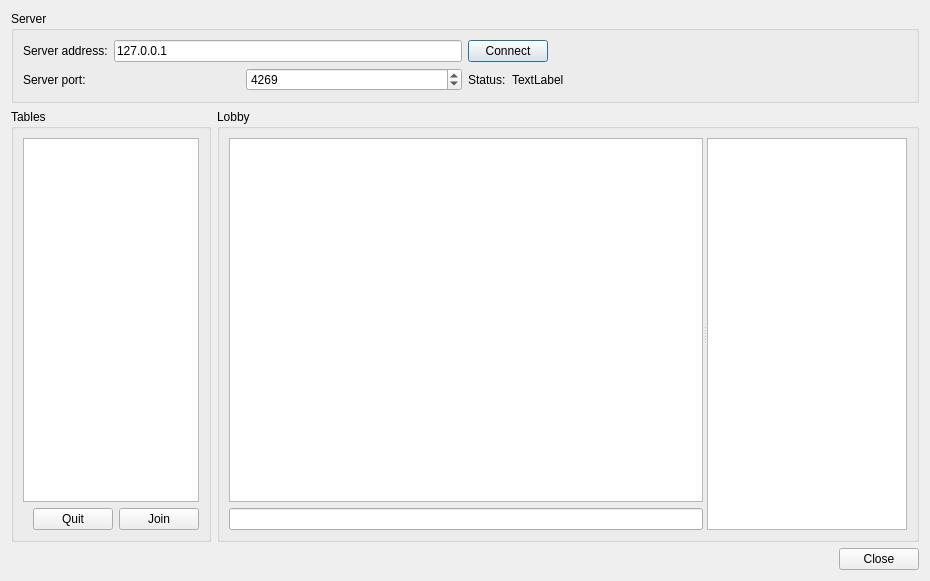
This is src/desktop/forms/LobbyUI.ui in arabine/icl as Qt 5 draws it before an edit. The edited form follows.
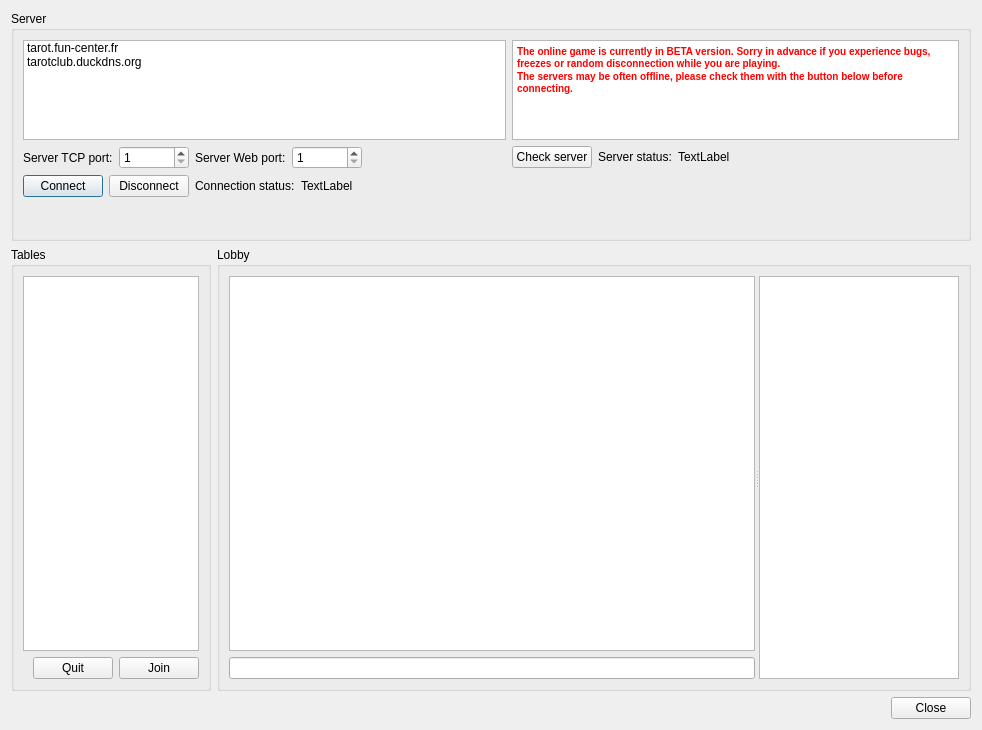
This is the edited form.

Commit message: New Lobby UI and check server button

```diff
--- a/src/desktop/forms/LobbyUI.ui
+++ b/src/desktop/forms/LobbyUI.ui
@@ -6,77 +6,126 @@
    <rect>
     <x>0</x>
     <y>0</y>
-    <width>930</width>
-    <height>581</height>
+    <width>982</width>
+    <height>730</height>
    </rect>
   </property>
   <property name="windowTitle">
    <string>Lobby</string>
   </property>
   <layout class="QGridLayout" name="gridLayout_4">
-   <item row="0" column="0" colspan="2">
+   <item row="0" column="0">
     <widget class="QGroupBox" name="groupBox">
-     <property name="title">
-      <string>Server</string>
+     <property name="enabled">
+      <bool>true</bool>
      </property>
-     <layout class="QGridLayout" name="gridLayout">
-      <item row="0" column="0">
-       <layout class="QVBoxLayout" name="verticalLayout_3">
-        <item>
-         <layout class="QHBoxLayout" name="horizontalLayout_5">
-          <item>
-           <widget class="QLabel" name="TextLabel2_2_2_2">
             <property name="sizePolicy">
-             <sizepolicy hsizetype="Minimum" vsizetype="Minimum">
+      <sizepolicy hsizetype="Preferred" vsizetype="Minimum">
               <horstretch>0</horstretch>
               <verstretch>0</verstretch>
              </sizepolicy>
             </property>
+     <property name="maximumSize">
+      <size>
+       <width>16777215</width>
+       <height>230</height>
+      </size>
+     </property>
+     <property name="title">
+      <string>Server</string>
+     </property>
+     <layout class="QGridLayout" name="gridLayout">
+      <item row="0" column="0">
+       <layout class="QVBoxLayout" name="verticalLayout_3">
+        <item>
+         <widget class="QListWidget" name="serverList">
+          <property name="minimumSize">
+           <size>
+            <width>0</width>
+            <height>100</height>
+           </size>
+          </property>
+          <property name="maximumSize">
+           <size>
+            <width>16777215</width>
+            <height>100</height>
+           </size>
+          </property>
+          <item>
             <property name="text">
-             <string>Server address:</string>
-            </property>
-           </widget>
+            <string>tarot.fun-center.fr</string>
+           </property>
           </item>
           <item>
-           <widget class="QLineEdit" name="serverAddress">
             <property name="text">
-             <string notr="true">127.0.0.1</string>
-            </property>
-            <property name="maxLength">
-             <number>32767</number>
-            </property>
-            <property name="cursorPosition">
-             <number>9</number>
-            </property>
-           </widget>
-          </item>
-         </layout>
-        </item>
+            <string>tarotclub.duckdns.org</string>
+           </property>
+          </item>
+         </widget>
+        </item>
         <item>
-         <layout class="QHBoxLayout" name="horizontalLayout_6">
+         <layout class="QHBoxLayout" name="horizontalLayout_5">
           <item>
            <widget class="QLabel" name="label">
             <property name="text">
-             <string>Server port:</string>
+             <string>Server TCP port:</string>
             </property>
            </widget>
           </item>
           <item>
-           <widget class="QSpinBox" name="serverPort">
+           <widget class="QSpinBox" name="gameTcpPort">
+            <property name="minimumSize">
+             <size>
+              <width>70</width>
+              <height>0</height>
+             </size>
+            </property>
+            <property name="minimum">
+             <number>1</number>
+            </property>
             <property name="maximum">
              <number>65535</number>
             </property>
-            <property name="value">
-             <number>4269</number>
+           </widget>
+          </item>
+          <item>
+           <widget class="QLabel" name="label_3">
+            <property name="text">
+             <string>Server Web port:</string>
             </property>
            </widget>
           </item>
-         </layout>
-        </item>
-       </layout>
-      </item>
-      <item row="0" column="1">
-       <layout class="QVBoxLayout" name="verticalLayout">
+          <item>
+           <widget class="QSpinBox" name="webTcpPort">
+            <property name="minimumSize">
+             <size>
+              <width>70</width>
+              <height>0</height>
+             </size>
+            </property>
+            <property name="minimum">
+             <number>1</number>
+            </property>
+            <property name="maximum">
+             <number>65535</number>
+            </property>
+           </widget>
+          </item>
+          <item>
+           <spacer name="horizontalSpacer_3">
+            <property name="orientation">
+             <enum>Qt::Horizontal</enum>
+            </property>
+            <property name="sizeHint" stdset="0">
+             <size>
+              <width>40</width>
+              <height>20</height>
+             </size>
+            </property>
+           </spacer>
+          </item>
+         </layout>
+        </item>
         <item>
          <layout class="QHBoxLayout" name="horizontalLayout">
           <item>
@@ -86,6 +135,27 @@
             </property>
            </widget>
           </item>
+          <item>
+           <widget class="QPushButton" name="disconnectButton">
+            <property name="text">
+             <string>Disconnect</string>
+            </property>
+           </widget>
+          </item>
+          <item>
+           <widget class="QLabel" name="label_2">
+            <property name="text">
+             <string>Connection status:</string>
+            </property>
+           </widget>
+          </item>
+          <item>
+           <widget class="QLabel" name="infoLabel">
+            <property name="text">
+             <string>TextLabel</string>
+            </property>
+           </widget>
+          </item>
           <item>
            <spacer name="horizontalSpacer">
             <property name="orientation">
@@ -102,23 +172,71 @@
          </layout>
         </item>
         <item>
+         <spacer name="verticalSpacer">
+          <property name="orientation">
+           <enum>Qt::Vertical</enum>
+          </property>
+          <property name="sizeHint" stdset="0">
+           <size>
+            <width>20</width>
+            <height>40</height>
+           </size>
+          </property>
+         </spacer>
+        </item>
+       </layout>
+      </item>
+      <item row="0" column="1">
+       <layout class="QVBoxLayout" name="verticalLayout">
+        <item>
+         <widget class="QTextBrowser" name="textBrowser">
+          <property name="minimumSize">
+           <size>
+            <width>400</width>
+            <height>0</height>
+           </size>
+          </property>
+          <property name="maximumSize">
+           <size>
+            <width>16777215</width>
+            <height>100</height>
+           </size>
+          </property>
+          <property name="html">
+           <string>&lt;!DOCTYPE HTML PUBLIC &quot;-//W3C//DTD HTML 4.0//EN&quot; &quot;http://www.w3.org/TR/REC-html40/strict.dtd&quot;&gt;
+&lt;html&gt;&lt;head&gt;&lt;meta name=&quot;qrichtext&quot; content=&quot;1&quot; /&gt;&lt;style type=&quot;text/css&quot;&gt;
+p, li { white-space: pre-wrap; }
+&lt;/style&gt;&lt;/head&gt;&lt;body style=&quot; font-family:'MS Shell Dlg 2'; font-size:7.8pt; font-weight:400; font-style:normal;&quot;&gt;
+&lt;p style=&quot; margin-top:0px; margin-bottom:0px; margin-left:0px; margin-right:0px; -qt-block-indent:0; text-indent:0px;&quot;&gt;&lt;span style=&quot; font-weight:600; color:#ff0000;&quot;&gt;The online game is currently in BETA version. Sorry in advance if you experience bugs, freezes or random disconnection while you are playing.&lt;/span&gt;&lt;/p&gt;
+&lt;p style=&quot; margin-top:0px; margin-bottom:0px; margin-left:0px; margin-right:0px; -qt-block-indent:0; text-indent:0px;&quot;&gt;&lt;span style=&quot; font-weight:600; color:#ff0000;&quot;&gt;The servers may be often offline, please check them with the button below before connecting.&lt;/span&gt;&lt;/p&gt;&lt;/body&gt;&lt;/html&gt;</string>
+          </property>
+         </widget>
+        </item>
+        <item>
          <layout class="QHBoxLayout" name="horizontalLayout_3">
           <item>
-           <widget class="QLabel" name="label_2">
+           <widget class="QPushButton" name="checkServerButton">
             <property name="text">
-             <string>Status:</string>
+             <string>Check server</string>
             </property>
            </widget>
           </item>
           <item>
-           <widget class="QLabel" name="infoLabel">
+           <widget class="QLabel" name="label_4">
+            <property name="text">
+             <string>Server status:</string>
+            </property>
+           </widget>
+          </item>
+          <item>
+           <widget class="QLabel" name="serverStatus">
             <property name="text">
              <string>TextLabel</string>
             </property>
            </widget>
           </item>
           <item>
-           <spacer name="horizontalSpacer_3">
+           <spacer name="horizontalSpacer_5">
             <property name="orientation">
              <enum>Qt::Horizontal</enum>
             </property>
@@ -132,12 +250,27 @@
           </item>
          </layout>
         </item>
+        <item>
+         <spacer name="verticalSpacer_2">
+          <property name="orientation">
+           <enum>Qt::Vertical</enum>
+          </property>
+          <property name="sizeHint" stdset="0">
+           <size>
+            <width>20</width>
+            <height>40</height>
+           </size>
+          </property>
+         </spacer>
+        </item>
        </layout>
       </item>
      </layout>
     </widget>
    </item>
    <item row="1" column="0">
+    <layout class="QHBoxLayout" name="horizontalLayout_6">
+     <item>
     <widget class="QGroupBox" name="groupBox_2">
      <property name="maximumSize">
       <size>
@@ -186,7 +319,7 @@
      </layout>
     </widget>
    </item>
-   <item row="1" column="1">
+     <item>
     <widget class="QGroupBox" name="groupBox_3">
      <property name="title">
       <string>Lobby</string>
@@ -220,7 +353,9 @@
      </layout>
     </widget>
    </item>
-   <item row="2" column="1">
+    </layout>
+   </item>
+   <item row="2" column="0">
     <layout class="QHBoxLayout" name="horizontalLayout_2">
      <item>
       <spacer name="horizontalSpacer_2">
```
Left out of the diff: 11 changed lines with no effect on the pictures. Lines whose indentation alone changed are shown as unchanged. The commit also changes 2 other files.
